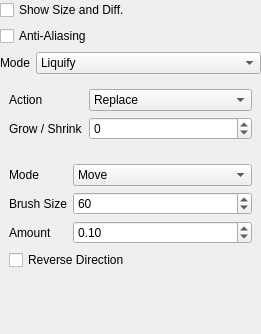
The window that app/ui/transformoptionswidget.ui (1220874621zp-debug/pencil-dream) describes before a commit, drawn with Qt 5.
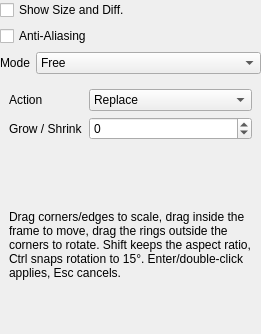
The same window after the commit.

Commit message: 变形工具补Krita默认Free模式(五模式对齐)：进工具即显示内容精确边界矩形框(无margin)，4角+4边中点缩放把手+角外旋转环+框内平移，Shift锁宽高比/Ctrl旋转15°吸附；模式重编号自由0/液化1/弯曲2/笼罩3/透视4并修全部漏改守卫；顺手修存量bug=QPolygonF(QRectF)是5点闭合多边形致透视模式自061e9014恒被perspectiveWarpImage的size!=4拒(静默空操作)，自由模式用同构4点quadFromRect；预览复用降采样管线(仿射四边形=透视映射特例)；选项面板加自由页+ts翻译；回归测试=拖TL角缩放后角落清空+蓝条带落位

```diff
--- a/app/ui/transformoptionswidget.ui
+++ b/app/ui/transformoptionswidget.ui
@@ -62,6 +62,11 @@
        </item>
        <item row="0" column="1">
         <widget class="QComboBox" name="deformModeComboBox">
+         <item>
+          <property name="text">
+           <string>Free</string>
+          </property>
+         </item>
          <item>
           <property name="text">
            <string>Liquify</string>
@@ -156,6 +161,20 @@
        <property name="currentIndex">
         <number>0</number>
        </property>
+       <widget class="QWidget" name="freePage">
+        <layout class="QVBoxLayout" name="verticalLayout_5">
+         <item>
+          <widget class="QLabel" name="freeHintLabel">
+           <property name="text">
+            <string>Drag corners/edges to scale, drag inside the frame to move, drag the rings outside the corners to rotate. Shift keeps the aspect ratio, Ctrl snaps rotation to 15°. Enter/double-click applies, Esc cancels.</string>
+           </property>
+           <property name="wordWrap">
+            <bool>true</bool>
+           </property>
+          </widget>
+         </item>
+        </layout>
+       </widget>
        <widget class="QWidget" name="liquifyPage">
         <layout class="QFormLayout" name="formLayout_2">
          <property name="fieldGrowthPolicy">
```
The commit also changes 5 other files.
